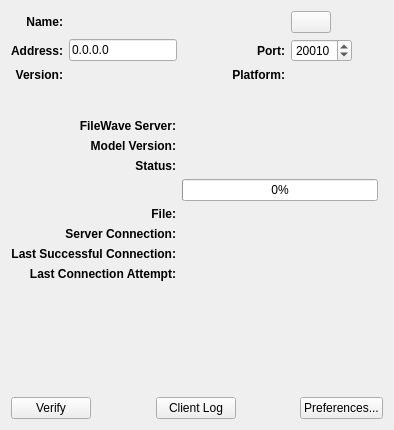
Above: FileWaveGuiLib/ClientStatusMonitorFiles/FWStatusDlg.ui from fw-dev/translations before the change. Below: the same form after it.
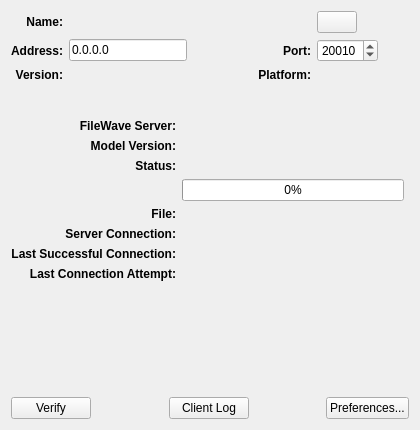
That is the form after the change. Icons and pictures are not drawn. Custom widgets are drawn as their Qt base class.

The edit to the form file:
```diff
--- a/FileWaveGuiLib/ClientStatusMonitorFiles/FWStatusDlg.ui
+++ b/FileWaveGuiLib/ClientStatusMonitorFiles/FWStatusDlg.ui
@@ -6,7 +6,7 @@
    <rect>
     <x>0</x>
     <y>0</y>
-    <width>394</width>
+    <width>420</width>
     <height>430</height>
    </rect>
   </property>
@@ -292,6 +292,18 @@
      </item>
      <item row="5" column="2">
       <widget class="QLabel" name="mServerConnection">
+       <property name="minimumSize">
+        <size>
+         <width>200</width>
+         <height>0</height>
+        </size>
+       </property>
+       <property name="maximumSize">
+        <size>
+         <width>200</width>
+         <height>16777215</height>
+        </size>
+       </property>
        <property name="text">
         <string/>
        </property>
@@ -307,10 +319,16 @@
        </property>
        <property name="minimumSize">
         <size>
-         <width>160</width>
+         <width>200</width>
          <height>0</height>
         </size>
        </property>
+       <property name="maximumSize">
+        <size>
+         <width>200</width>
+         <height>16777215</height>
+        </size>
+       </property>
        <property name="textInteractionFlags">
         <set>Qt::LinksAccessibleByMouse|Qt::TextSelectableByKeyboard|Qt::TextSelectableByMouse</set>
        </property>
@@ -318,6 +336,18 @@
      </item>
      <item row="6" column="2">
       <widget class="QLabel" name="mLastSuccessfulConnection">
+       <property name="minimumSize">
+        <size>
+         <width>200</width>
+         <height>0</height>
+        </size>
+       </property>
+       <property name="maximumSize">
+        <size>
+         <width>200</width>
+         <height>16777215</height>
+        </size>
+       </property>
        <property name="text">
         <string/>
        </property>
@@ -368,12 +398,6 @@
            <verstretch>0</verstretch>
           </sizepolicy>
          </property>
-         <property name="minimumSize">
-          <size>
-           <width>160</width>
-           <height>0</height>
-          </size>
-         </property>
          <property name="value">
           <number>0</number>
          </property>
@@ -389,6 +413,18 @@
          <verstretch>0</verstretch>
         </sizepolicy>
        </property>
+       <property name="minimumSize">
+        <size>
+         <width>200</width>
+         <height>0</height>
+        </size>
+       </property>
+       <property name="maximumSize">
+        <size>
+         <width>200</width>
+         <height>16777215</height>
+        </size>
+       </property>
        <property name="textInteractionFlags">
         <set>Qt::LinksAccessibleByMouse|Qt::TextSelectableByKeyboard|Qt::TextSelectableByMouse</set>
        </property>
@@ -418,6 +454,18 @@
          <verstretch>0</verstretch>
         </sizepolicy>
        </property>
+       <property name="minimumSize">
+        <size>
+         <width>200</width>
+         <height>0</height>
+        </size>
+       </property>
+       <property name="maximumSize">
+        <size>
+         <width>200</width>
+         <height>16777215</height>
+        </size>
+       </property>
        <property name="textInteractionFlags">
         <set>Qt::LinksAccessibleByMouse|Qt::TextSelectableByKeyboard|Qt::TextSelectableByMouse</set>
        </property>
@@ -431,6 +479,18 @@
          <verstretch>0</verstretch>
         </sizepolicy>
        </property>
+       <property name="minimumSize">
+        <size>
+         <width>200</width>
+         <height>0</height>
+        </size>
+       </property>
+       <property name="maximumSize">
+        <size>
+         <width>200</width>
+         <height>16777215</height>
+        </size>
+       </property>
        <property name="textInteractionFlags">
         <set>Qt::LinksAccessibleByMouse|Qt::TextSelectableByKeyboard|Qt::TextSelectableByMouse</set>
        </property>
@@ -502,6 +562,18 @@
      </item>
      <item row="7" column="2">
       <widget class="QLabel" name="mLastAttempt">
+       <property name="minimumSize">
+        <size>
+         <width>200</width>
+         <height>0</height>
+        </size>
+       </property>
+       <property name="maximumSize">
+        <size>
+         <width>200</width>
+         <height>16777215</height>
+        </size>
+       </property>
        <property name="text">
         <string/>
        </property>
```
